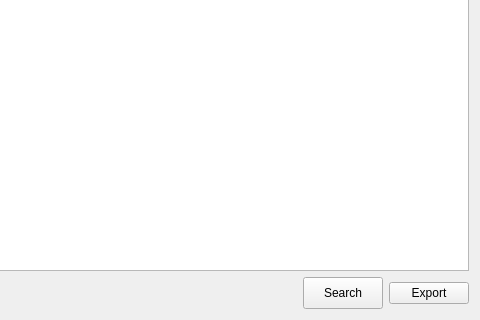
First picture: the form in dataviews/tabledata.ui, repository hallamlab/MetaPathwaysGUI, before the edit; both pictures show x 215 to 695 and y 580 to 900 of the 695 by 900 pixel window.
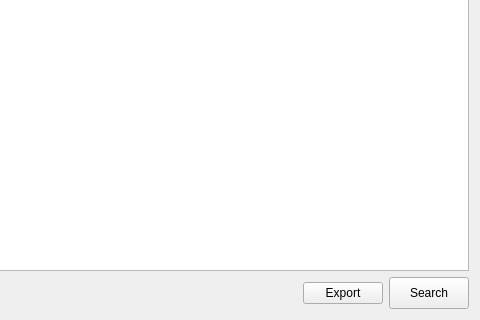
Second picture: the form after the edit.

Commit message: enabled the search and export functionality for both HTableData and TableData

```diff
--- a/dataviews/tabledata.ui
+++ b/dataviews/tabledata.ui
@@ -26,7 +26,26 @@
    <string>Form</string>
   </property>
   <layout class="QGridLayout" name="gridLayout">
-   <item row="0" column="0" colspan="3">
+   <item row="1" column="3">
+    <widget class="QPushButton" name="searchButton">
+     <property name="sizePolicy">
+      <sizepolicy hsizetype="Maximum" vsizetype="Fixed">
+       <horstretch>0</horstretch>
+       <verstretch>0</verstretch>
+      </sizepolicy>
+     </property>
+     <property name="minimumSize">
+      <size>
+       <width>75</width>
+       <height>32</height>
+      </size>
+     </property>
+     <property name="text">
+      <string>Search</string>
+     </property>
+    </widget>
+   </item>
+   <item row="0" column="0" colspan="4">
     <widget class="QTableWidget" name="tableWidget">
      <property name="enabled">
       <bool>true</bool>
@@ -61,25 +80,6 @@
      </property>
     </widget>
    </item>
-   <item row="1" column="1">
-    <widget class="QPushButton" name="searchButton">
-     <property name="sizePolicy">
-      <sizepolicy hsizetype="Maximum" vsizetype="Fixed">
-       <horstretch>0</horstretch>
-       <verstretch>0</verstretch>
-      </sizepolicy>
-     </property>
-     <property name="minimumSize">
-      <size>
-       <width>75</width>
-       <height>32</height>
-      </size>
-     </property>
-     <property name="text">
-      <string>Search</string>
-     </property>
-    </widget>
-   </item>
   </layout>
  </widget>
  <resources/>
```
The commit also changes 10 other files.
